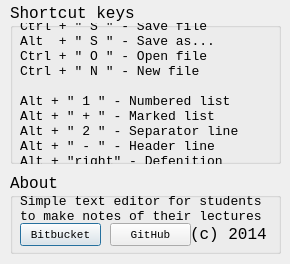
Before: the Qt Designer form aboutwindow.ui in Maxym-Dmytriiev/noteitpad, drawn with Qt 5.
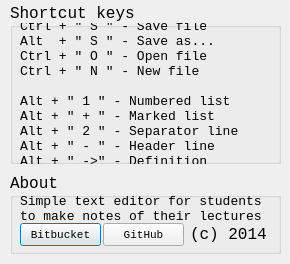
After: the same form once the commit is applied. Icons and pictures are not drawn.

```diff
--- a/aboutwindow.ui
+++ b/aboutwindow.ui
@@ -72,7 +72,7 @@
 Alt + &quot; + &quot; - Marked list
 Alt + &quot; 2 &quot; - Separator line
 Alt + &quot; - &quot; - Header line
-Alt + &quot;right&quot; - Defenition</string>
+Alt + &quot; -&gt;&quot; - Definition</string>
      </property>
     </widget>
    </widget>
@@ -147,7 +147,7 @@
     <widget class="QPushButton" name="btnOpenWebsite_2">
      <property name="geometry">
       <rect>
-       <x>100</x>
+       <x>93</x>
        <y>50</y>
        <width>81</width>
        <height>23</height>
```
Left out of the diff: 4 changed lines with no effect on the pictures.
